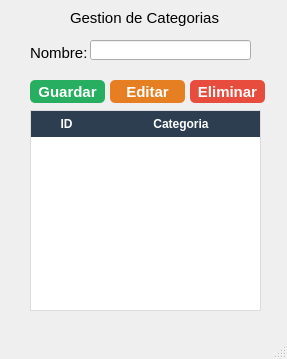
Qt form Categoria.ui (jairturinparedes27-boop/restauran) before a commit.
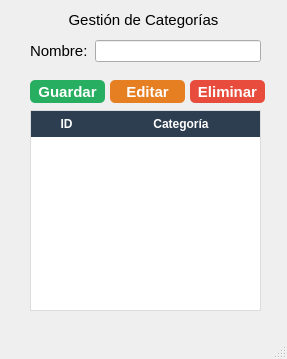
The same form after that commit.

What changed in the file:
```diff
--- a/Categoria.ui
+++ b/Categoria.ui
@@ -17,28 +17,31 @@
    <widget class="QLabel" name="lblGestionCategoria">
     <property name="geometry">
      <rect>
-      <x>70</x>
+      <x>0</x>
       <y>10</y>
-      <width>191</width>
-      <height>16</height>
+      <width>287</width>
+      <height>20</height>
      </rect>
     </property>
+    <property name="alignment">
+     <set>Qt::AlignCenter</set>
+    </property>
     <property name="font">
      <font>
       <pointsize>11</pointsize>
      </font>
     </property>
     <property name="text">
-     <string>Gestion de Categorias</string>
+     <string>Gestión de Categorías</string>
     </property>
    </widget>
    <widget class="QLabel" name="lblNombreCategoria">
     <property name="geometry">
      <rect>
       <x>30</x>
-      <y>43</y>
-      <width>61</width>
-      <height>20</height>
+      <y>40</y>
+      <width>60</width>
+      <height>22</height>
      </rect>
     </property>
     <property name="font">
@@ -213,17 +216,17 @@
     </column>
     <column>
      <property name="text">
-      <string>Categoria</string>
+      <string>Categoría</string>
      </property>
     </column>
    </widget>
    <widget class="QLineEdit" name="txtNombrecat">
     <property name="geometry">
      <rect>
-      <x>90</x>
+      <x>95</x>
       <y>40</y>
-      <width>161</width>
-      <height>20</height>
+      <width>166</width>
+      <height>22</height>
      </rect>
     </property>
    </widget>
```
Left out of the diff: 2 changed lines with no effect on the pictures.
